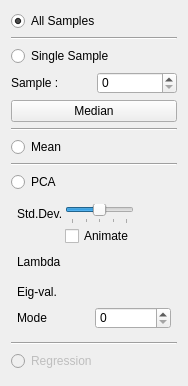
Before: the Qt Designer form src/Analysis/AnalysisTool.ui in SCIInstitute/ShapeWorks, drawn with Qt 5.
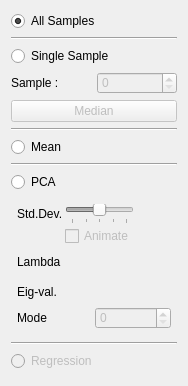
After: the same form once the commit is applied.

```diff
--- a/src/Analysis/AnalysisTool.ui
+++ b/src/Analysis/AnalysisTool.ui
@@ -314,12 +314,19 @@
       </widget>
      </item>
      <item>
-      <widget class="QSpinBox" name="sampleSpinBox"/>
+      <widget class="QSpinBox" name="sampleSpinBox">
+       <property name="enabled">
+        <bool>false</bool>
+       </property>
+      </widget>
      </item>
     </layout>
    </item>
    <item>
     <widget class="QPushButton" name="medianButton">
+     <property name="enabled">
+      <bool>false</bool>
+     </property>
      <property name="text">
       <string>Median</string>
      </property>
@@ -382,6 +389,9 @@
         </item>
         <item row="0" column="1">
          <widget class="QSlider" name="pcaSlider">
+          <property name="enabled">
+           <bool>false</bool>
+          </property>
           <property name="minimum">
            <number>-20</number>
           </property>
@@ -445,6 +455,9 @@
            </item>
            <item>
             <widget class="QCheckBox" name="pcaAnimateCheckBox">
+             <property name="enabled">
+              <bool>false</bool>
+             </property>
              <property name="text">
               <string>Animate</string>
              </property>
@@ -553,6 +566,9 @@
         </item>
         <item>
          <widget class="QSpinBox" name="pcaModeSpinBox">
+          <property name="enabled">
+           <bool>false</bool>
+          </property>
           <property name="maximum">
            <number>500</number>
           </property>
```
